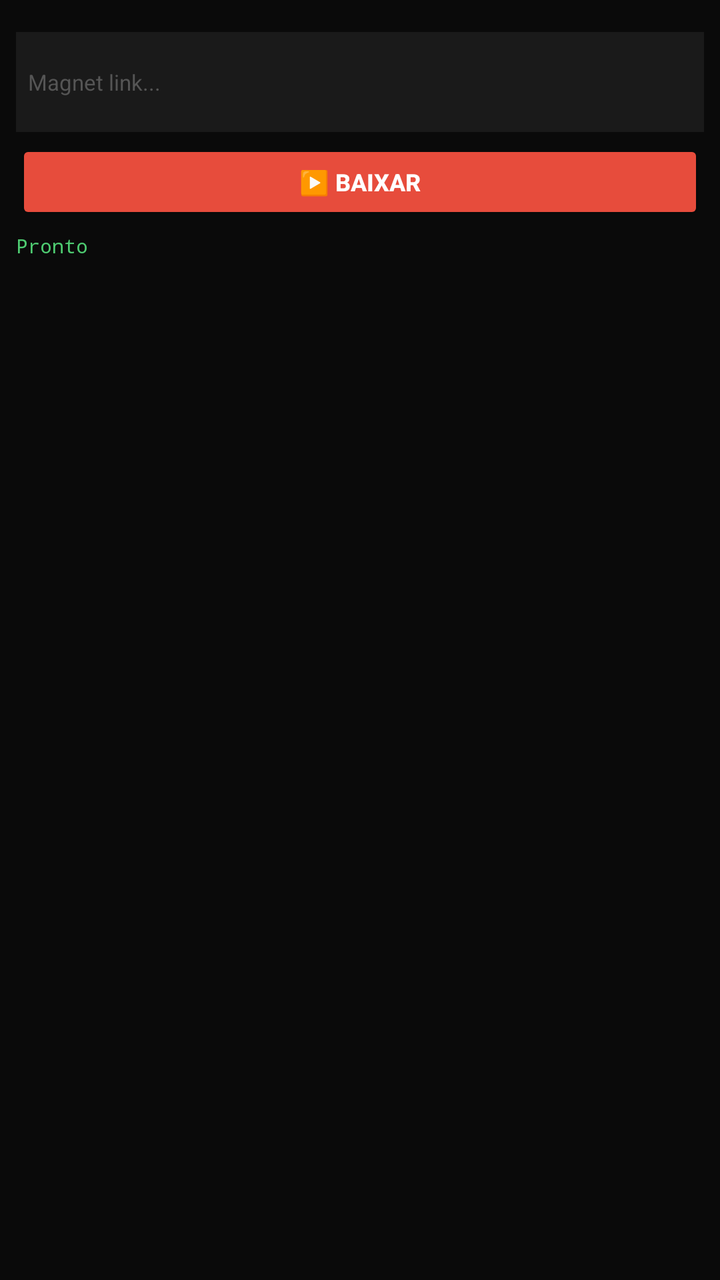
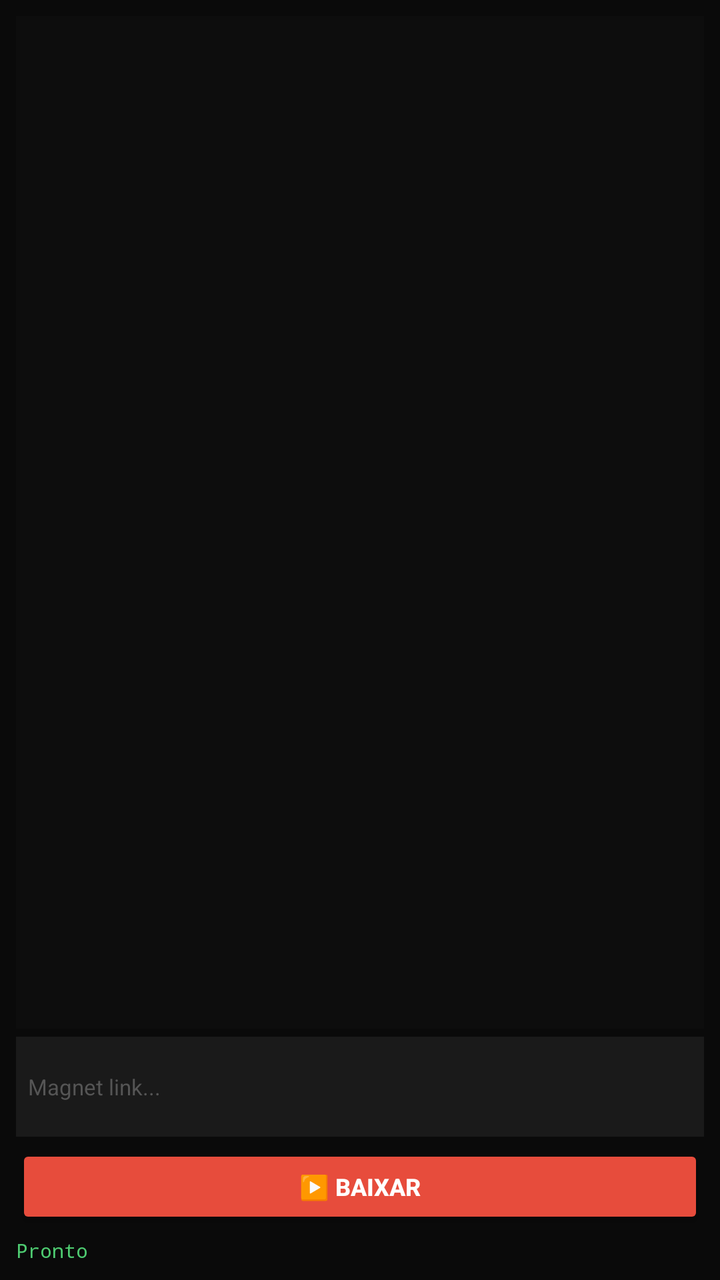

Compare the two renders of this Android layout. The source of the first and the diff that turns it into the second are given below.
<!-- AndroidManifest.xml: application theme Theme.AppCompat.NoActionBar -->
<!-- res/layout/activity_main.xml -->
<?xml version="1.0" encoding="utf-8"?>
<LinearLayout xmlns:android="http://schemas.android.com/apk/res/android"
    android:layout_width="match_parent"
    android:layout_height="match_parent"
    android:orientation="vertical"
    android:background="#0a0a0a"
    android:gravity="center_horizontal"
    android:padding="8dp">
    
    <WebView
        android:id="@+id/webview"
        android:layout_width="match_parent"
        android:layout_height="wrap_content"
        android:visibility="gone" />
    
    <LinearLayout
        android:layout_width="match_parent"
        android:layout_height="wrap_content"
        android:orientation="vertical"
        android:layout_marginTop="8dp">
        
        <EditText
            android:id="@+id/magnet_input"
            android:layout_width="match_parent"
            android:layout_height="50dp"
            android:background="#1a1a1a"
            android:hint="Magnet link..."
            android:textColorHint="#555"
            android:inputType="textMultiLine"
            android:padding="6dp"
            android:textColor="#fff"
            android:textSize="11sp" />
        
        <LinearLayout
            android:layout_width="match_parent"
            android:layout_height="wrap_content"
            android:orientation="horizontal"
            android:layout_marginTop="4dp">
            
            <Button
                android:id="@+id/btn_play"
                android:layout_width="0dp"
                android:layout_height="42dp"
                android:layout_weight="1"
                android:backgroundTint="#e74c3c"
                android:text="▶️ BAIXAR"
                android:textColor="#fff"
                android:textStyle="bold"
                android:textSize="12sp" />
            
            <Button
                android:id="@+id/btn_watch"
                android:layout_width="0dp"
                android:layout_height="42dp"
                android:layout_weight="1"
                android:layout_marginStart="4dp"
                android:backgroundTint="#4ecb71"
                android:text="🎬 ASSISTIR"
                android:textColor="#000"
                android:textStyle="bold"
                android:textSize="12sp"
                android:visibility="gone" />
            
            <Button
                android:id="@+id/btn_stop"
                android:layout_width="0dp"
                android:layout_height="42dp"
                android:layout_weight="1"
                android:layout_marginStart="4dp"
                android:backgroundTint="#555"
                android:text="⏹️ PARAR"
                android:textColor="#fff"
                android:textStyle="bold"
                android:textSize="12sp"
                android:visibility="gone" />
        </LinearLayout>
        
        <ProgressBar
            android:id="@+id/buffer_bar"
            style="?android:attr/progressBarStyleHorizontal"
            android:layout_width="match_parent"
            android:layout_height="4dp"
            android:layout_marginTop="4dp"
            android:progressTint="#e74c3c"
            android:visibility="gone" />
        
        <TextView
            android:id="@+id/status_text"
            android:layout_width="wrap_content"
            android:layout_height="wrap_content"
            android:layout_marginTop="4dp"
            android:text="Pronto"
            android:textColor="#4ecb71"
            android:textSize="10sp"
            android:fontFamily="monospace" />
    </LinearLayout>
    
</LinearLayout>
<!-- resources referenced by this layout -->
<resources>

</resources>

<!-- the commit's change to res/layout/activity_main.xml (unified diff, before → after) -->
@@ -13,11 +13,27 @@
         android:layout_height="wrap_content"
         android:visibility="gone" />
     
+    <ScrollView
+        android:id="@+id/debug_scroll"
+        android:layout_width="match_parent"
+        android:layout_height="0dp"
+        android:layout_weight="1"
+        android:background="#0d0d0d"
+        android:padding="4dp">
+        <TextView
+            android:id="@+id/debug_text"
+            android:layout_width="match_parent"
+            android:layout_height="wrap_content"
+            android:textColor="#4ecb71"
+            android:textSize="9sp"
+            android:fontFamily="monospace" />
+    </ScrollView>
+    
     <LinearLayout
         android:layout_width="match_parent"
         android:layout_height="wrap_content"
         android:orientation="vertical"
-        android:layout_marginTop="8dp">
+        android:layout_marginTop="4dp">
         
         <EditText
             android:id="@+id/magnet_input"
@@ -55,7 +71,7 @@
                 android:layout_weight="1"
                 android:layout_marginStart="4dp"
                 android:backgroundTint="#4ecb71"
-                android:text="🎬 ASSISTIR"
+                android:text="🎬 TESTAR"
                 android:textColor="#000"
                 android:textStyle="bold"
                 android:textSize="12sp"
